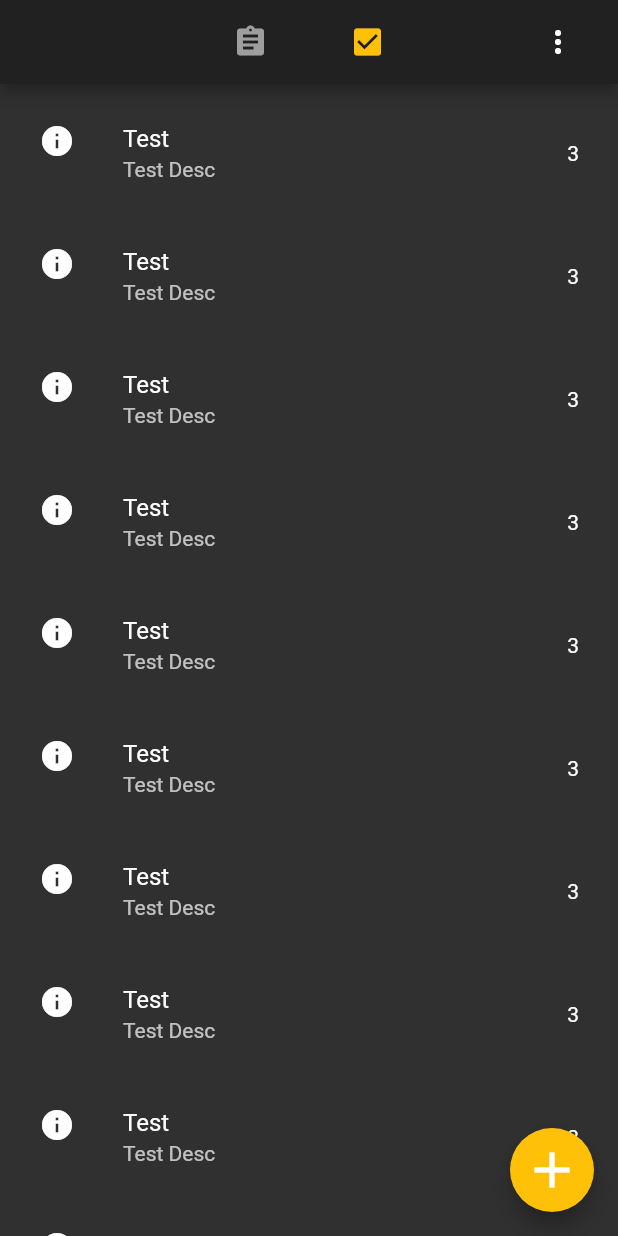
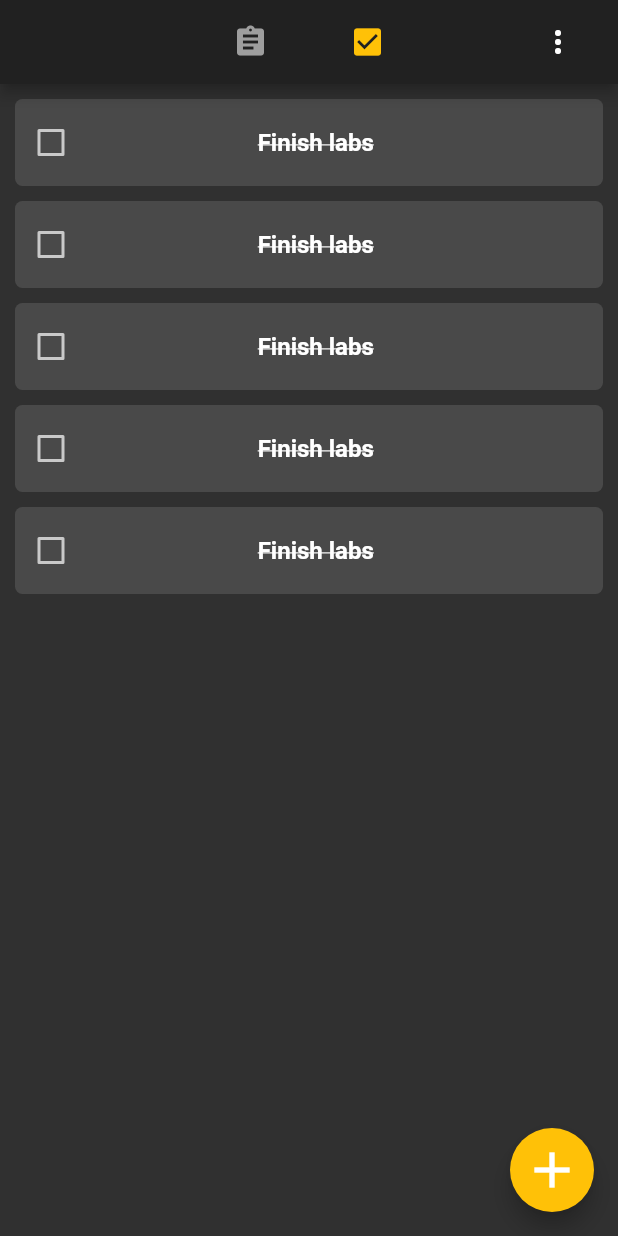
Before and after one commit to SashaRoyenko/Notes, a Flutter app: the screen it shows after launch, after a tap on the "check box" icon, on a phone screen of 412 x 824 dp. Run offline on Flutter 3.47's test engine with Material 2 defaults, Android fonts, the phone set to English and light mode, and no system bars; our stand-ins replace floor, sqflite; missing offline and left inert: zefyr; accounts and stored records are empty; generated files the repository leaves out were written again.

Commit message:
Started implementing todo functionality

```diff
--- a/lib/database/app_database.dart
+++ b/lib/database/app_database.dart
@@ -1,12 +1,15 @@
 import 'package:floor/floor.dart';
 import 'package:notes/dao/note_dao.dart';
+import 'package:notes/dao/todo_item_dao.dart';
 import 'package:notes/entity/note.dart';
+import 'package:notes/entity/todo_item.dart';
 import 'dart:async';
 import 'package:sqflite/sqflite.dart' as sqflite;
 
 part 'app_database.g.dart'; // the generated code will be there
 
-@Database(version: 1, entities: [Note])
+@Database(version: 1, entities: [Note, TodoItem])
 abstract class AppDatabase extends FloorDatabase {
   NoteDao get noteDao;
+  TodoItemDao get todoItemDao;
 }
--- a/lib/enums/sql_scripts.dart
+++ b/lib/enums/sql_scripts.dart
@@ -1,8 +1,8 @@
 class SqlScripts {
-  static const String CREATE_DATABASE = "";
   static const String SELECT_NOTES_ORDER_BY_UPDATE_DATE = "SELECT * FROM notes ORDER BY update_date DESC";
-  static const String UPDATE_NOTE_BY_ID = "UPDATE notes SET";
   static const String DELETE_NOTE_BY_ID = "DELETE FROM notes WHERE id = :id";
 
+  static const String SELECT_TODO_ITEMS_ORDER_BY_UPDATE_DATE = "SELECT * FROM todo_items ORDER BY update_date, is_done DESC";
+  static const String DELETE_TODO_ITEM_BY_ID = "DELETE FROM todo_items WHERE id = :id";
   SqlScripts._();
 }
--- a/lib/pages/main_widget.dart
+++ b/lib/pages/main_widget.dart
@@ -1,7 +1,9 @@
 import 'package:flutter/material.dart';
 import 'package:notes/enums/app_routes.dart';
 import 'package:notes/factory/app_bar_factory.dart';
-import 'package:notes/pages/parts/floating_add_buttton.dart';
+import 'package:notes/pages/parts/button/add/floating_add_note_buttton.dart';
+import 'package:notes/pages/parts/button/add/floating_add_todo_item_buttton.dart';
+import 'package:notes/pages/todo/add_todo_item_widget.dart';
 import 'package:notes/pages/todo/todo_page_widget.dart';
 import 'package:notes/service/note_service.dart';
 import 'package:notes/state/app_bar_state.dart';
@@ -71,11 +73,12 @@ class _MainWidgetState extends State<MainWidget>
 //            children: pages,
 //        ),
 //        ),
-                floatingActionButton: FloatingAddButton(),
+                floatingActionButton: getAddButton(),
               ),
               theme: ThemeData.dark(),
               routes: {
                 AppRoutes.NOTE: (context) => AddNotePageWidget(),
+                AppRoutes.TODO: (context) => AddTodoItemPageWidget(),
               },
             );
           },
@@ -107,4 +110,10 @@ class _MainWidgetState extends State<MainWidget>
       });
     });
   }
+
+  Widget getAddButton() {
+    return _headerState.index == 0
+        ? FloatingAddNoteButton()
+        : FloatingAddTodoItemButton();
+  }
 }
--- a/lib/pages/parts/floating_add_buttton.dart
+++ b/lib/pages/parts/button/add/floating_add_note_buttton.dart
@@ -2,12 +2,12 @@ import 'package:flutter/cupertino.dart';
 import 'package:flutter/material.dart';
 import 'package:notes/enums/app_routes.dart';
 
-class FloatingAddButton extends StatefulWidget {
+class FloatingAddNoteButton extends StatefulWidget {
   @override
-  State<StatefulWidget> createState() => _FloatingAddButtonState();
+  State<StatefulWidget> createState() => _FloatingAddNoteButtonState();
 }
 
-class _FloatingAddButtonState extends State<FloatingAddButton> {
+class _FloatingAddNoteButtonState extends State<FloatingAddNoteButton> {
   @override
   Widget build(BuildContext context) {
     final navigator = Navigator.of(context);
--- /dev/null
+++ b/lib/pages/parts/button/add/floating_add_todo_item_buttton.dart
@@ -0,0 +1,49 @@
+import 'package:flutter/cupertino.dart';
+import 'package:flutter/material.dart';
+import 'package:notes/pages/todo/add_todo_item_widget.dart';
+
+class FloatingAddTodoItemButton extends StatefulWidget {
+  @override
+  State<StatefulWidget> createState() => _FloatingAddTodoItemButtonState();
+}
+
+class _FloatingAddTodoItemButtonState extends State<FloatingAddTodoItemButton> {
+  @override
+  Widget build(BuildContext context) {
+    return FloatingActionButton(
+      onPressed: () {
+        /*showGeneralDialog(
+          barrierColor: Colors.transparent,
+          barrierDismissible: true,
+          barrierLabel: "AddTodoItem",
+          context: context,
+          pageBuilder: (context, anim1, anim2) {
+            return Dialog(
+              insetPadding: EdgeInsets.all(15),
+              child: AddTodoItemPageWidget(),
+            );
+          },
+        );*/
+
+        showModalBottomSheet(
+          context: context,
+          isScrollControlled: true,
+          barrierColor: Colors.transparent,
+          builder: (BuildContext context) {
+            return Padding(
+              padding: EdgeInsets.only(
+                  bottom: MediaQuery.of(context).viewInsets.bottom),
+              child: AddTodoItemPageWidget(),
+            );
+          },
+        );
+      },
+      child: Icon(
+        Icons.add,
+        color: Colors.white,
+        size: 40,
+      ),
+      backgroundColor: Colors.amber,
+    );
+  }
+}
--- a/lib/pages/todo/todo_item_widget.dart
+++ b/lib/pages/todo/todo_item_widget.dart
@@ -1,26 +1,88 @@
 import 'package:flutter/material.dart';
+import 'package:notes/enums/app_routes.dart';
 
 class ToDoItemWidget extends StatefulWidget {
+  final String _text;
+  final ValueChanged<bool> isSelectedCallback;
+  bool isAnySelected = false;
 
-  final String _text;
-
-  ToDoItemWidget(this._text);
+  ToDoItemWidget(this._text, {this.isSelectedCallback, this.isAnySelected});
 
   @override
   State<StatefulWidget> createState() => _ToDoItemWidgetState();
 }
 
 class _ToDoItemWidgetState extends State<ToDoItemWidget> {
+  bool chValue = false;
+  bool _isSelected = false;
+  double _opacity = 0.0;
+  bool _isWantKeepAlive = false;
 
   @override
   Widget build(BuildContext context) {
-    return Container(
-      padding: EdgeInsets.all(10),
-      decoration: BoxDecoration(
-        borderRadius: BorderRadius.all(Radius.circular(5)),
-        color: Colors.white12,
+    return GestureDetector(
+      onLongPress: _updateSelectStatusOnLongPress,
+      onTap: () => _updateSelectStatusOnTap(context),
+      behavior: HitTestBehavior.deferToChild,
+      child: Container(
+        padding: EdgeInsets.only(top: 5, bottom: 5, right: 15),
+        decoration: BoxDecoration(
+          borderRadius: BorderRadius.all(Radius.circular(5)),
+          color: Colors.white12,
+        ),
+        child: Row(
+          mainAxisAlignment: MainAxisAlignment.spaceBetween,
+          children: [
+            Checkbox(
+              value: chValue,
+              onChanged: (bool value) {
+                setState(() {
+                  chValue = value;
+                });
+              },
+              activeColor: Colors.amber,
+            ),
+            Text(
+              widget._text,
+              style: TextStyle(
+                color: Colors.white,
+                fontWeight: FontWeight.bold,
+                fontSize: 16,
+                decoration: TextDecoration.lineThrough,
+              ),
+            ),
+            Opacity(
+              opacity: _opacity,
+              child: Align(
+                alignment: Alignment.centerRight,
+                child: Icon(
+                  Icons.check_circle,
+                  color: Colors.amber,
+                ),
+              ),
+            ),
+          ],
+        ),
       ),
-      child: Text(widget._text),
     );
   }
+
+  void _updateSelectStatusOnLongPress() {
+    setState(() {
+      _isSelected = !_isSelected;
+      _isWantKeepAlive = !_isWantKeepAlive;
+      _opacity = _isSelected ? 1.0 : 0.0;
+      //widget.isSelectedCallback(_isSelected);
+    });
+  }
+
+  void _updateSelectStatusOnTap(context) {
+//    if (widget.isAnySelected) {
+//      _updateSelectStatusOnLongPress();
+//    } else {
+    //final navigator = Navigator.of(context);
+//      navigator.pushNamed(AppRoutes.TODO, arguments: widget.note);
+    //navigator.pushNamed(AppRoutes.TODO);
+//    }
+  }
 }
--- a/lib/pages/todo/todo_page_widget.dart
+++ b/lib/pages/todo/todo_page_widget.dart
@@ -1,4 +1,5 @@
 import 'package:flutter/material.dart';
+import 'package:notes/pages/todo/todo_item_widget.dart';
 
 class ToDoPageWidget extends StatefulWidget {
   @override
@@ -12,66 +13,44 @@ class _ToDoPageWidgetState extends State<ToDoPageWidget> {
   Widget build(BuildContext context) {
     return ListView.separated(
       padding: const EdgeInsets.all(10),
-      itemCount: 20,
+      itemCount: 5,
       separatorBuilder: (BuildContext context, int index) => const SizedBox(
         height: 10,
       ),
       itemBuilder: (BuildContext context, int index) => _getWidgets()[index],
     );
   }
+
   var isSelected = false;
-  var mycolor=Colors.white;
+  var mycolor = Colors.white;
+
   List<Widget> _getWidgets() {
 //    List<Widget> notes = List.generate(
-//        10,
-//        (index) => Dismissible(
-//            key: UniqueKey(),
-//            direction: DismissDirection.endToStart,
-//            onDismissed: (direction) => (print("dissmissed:  + $direction")),
-//            child: ToDoItemWidget("Short text")));
-//    notes.addAll(List.generate(
-//        10,
-//        (index) => Dismissible(
-//            direction: DismissDirection.endToStart,
-//            key: UniqueKey(),
-//            onDismissed: (direction) => (print("dissmissed:  + $direction")),
-////            secondaryBackground: Container(),
-//            child: ToDoItemWidget(
-//                '''A lot of energy is squandered because the different parts of our lives, both internal and external, are in conflict with each other. That could be the colleague at work who doesn’t want you to get promoted, the friends who make fun of your goals or even the internal fears and assumptions that keep you hesitating.
-//Spend some time untangling the different conflicts in your life to see how you could resolve them. Sometimes that can be done in the short-term, by making a change. Sometimes, it requires a long-term plan to escape the toxic environment, social circle or belief system that holds you back.'''))));
-//    notes.shuffle(Random.secure());
-
-
-//    List<Widget> notes = List.generate(
-//        10,
-//        (index) => ToDoItemWidget("Short text"));
-//    notes.addAll(List.generate(
-//        10,
-//        (index) => ToDoItemWidget(
-//                '''A lot of energy is squandered because the different parts of our lives, both internal and external, are in conflict with each other. That could be the colleague at work who doesn’t want you to get promoted, the friends who make fun of your goals or even the internal fears and assumptions that keep you hesitating.
-//Spend some time untangling the different conflicts in your life to see how you could resolve them. Sometimes that can be done in the short-term, by making a change. Sometimes, it requires a long-term plan to escape the toxic environment, social circle or belief system that holds you back.''')));
-//    notes.shuffle(Random.secure());
-    List<Widget> notes = List.generate(
-      20,
-        (index) => ListTile(
-            selected: isSelected,
-            leading: const Icon(Icons.info),
-            title: new Text("Test"),
-            subtitle: new Text("Test Desc"),
-            trailing: new Text("3"),
-            onLongPress: toggleSelection // what should I put here,
-        )
-    );
-    return notes;
+////      20,
+////        (index) => ListTile(
+////            selected: isSelected,
+////            leading: const Icon(Icons.info),
+////            title: new Text("Test"),
+////            subtitle: new Text("Test Desc"),
+////            trailing: new Text("3"),
+////            onLongPress: toggleSelection // what should I put here,
+////        )
+////    );
+    List<Widget> todoWidgets = List.generate(
+        5,
+        (index) => ToDoItemWidget(
+          "Finish labs"
+        ));
+    return todoWidgets;
   }
 
   void toggleSelection() {
     setState(() {
       if (isSelected) {
-        mycolor=Colors.white;
+        mycolor = Colors.white;
         isSelected = false;
       } else {
-        mycolor=Colors.grey[300];
+        mycolor = Colors.grey[300];
         isSelected = true;
       }
     });
```
Also changed, not shown: lib/dao/dao_factory.dart (+9 -0 lines), lib/dao/todo_item_dao.dart (added, +18 -0 lines), lib/entity/todo_item.dart (added, +17 -0 lines), lib/pages/todo/add_todo_item_widget.dart (added, +66 -0 lines), pubspec.yaml (+7 -5 lines), lib/database/app_database.g.dart, pubspec.lock.
